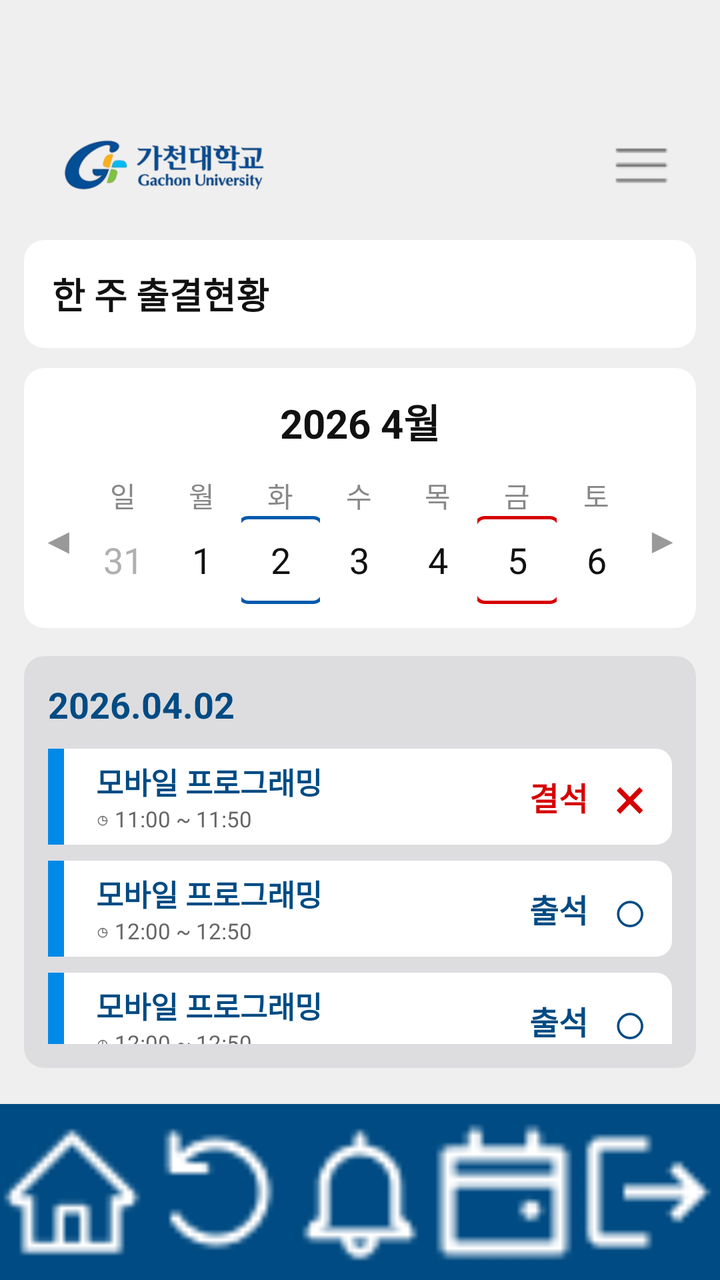
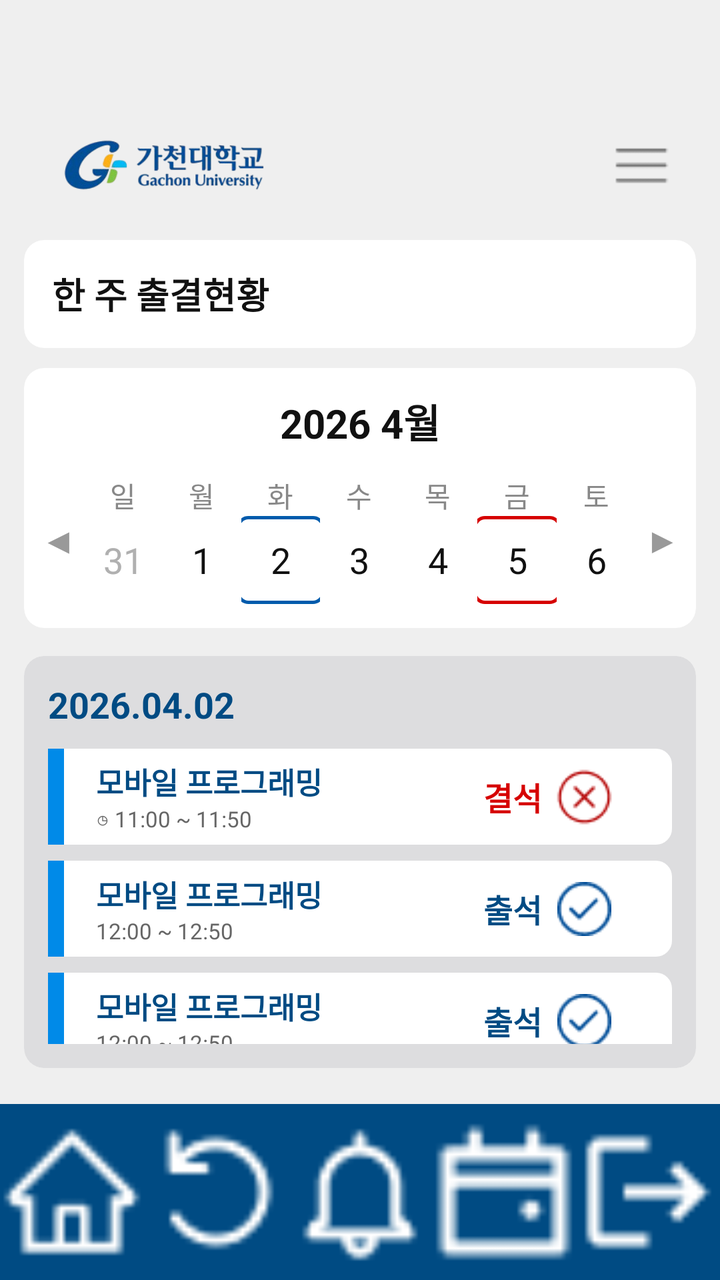

The first picture is an Android layout as it rendered before a commit; the second is the same layout after the commit. The layout source and the unified diff follow.
<!-- AndroidManifest.xml: application theme Theme.MyApplication -->
<!-- res/layout/week_1.xml -->
<?xml version="1.0" encoding="utf-8"?>
<LinearLayout xmlns:android="http://schemas.android.com/apk/res/android"
    xmlns:app="http://schemas.android.com/apk/res-auto"
    android:layout_width="match_parent"
    android:layout_height="match_parent"
    android:background="#EFEFEF"
    android:orientation="vertical">

    
    <LinearLayout
        android:layout_width="match_parent"
        android:layout_height="120dp"
        android:gravity="center_vertical"
        android:orientation="horizontal"
        android:paddingStart="20dp"
        android:paddingTop="45dp"
        android:paddingEnd="20dp">

        <ImageView
            android:id="@+id/ivLogo"
            android:layout_width="125dp"
            android:layout_height="45dp"
            android:scaleType="fitStart"
            android:src="@drawable/nulogo" />

        <View
            android:layout_width="0dp"
            android:layout_height="0dp"
            android:layout_weight="1" />

        <ImageButton
            android:id="@+id/btnMenu"
            android:layout_width="38dp"
            android:layout_height="38dp"
            android:background="@android:color/transparent"
            android:src="@drawable/menu"
            android:tint="#707070" />
    </LinearLayout>

    
    <androidx.cardview.widget.CardView
        android:layout_width="match_parent"
        android:layout_height="54dp"
        android:layout_marginStart="12dp"
        android:layout_marginEnd="12dp"
        android:layout_marginBottom="10dp"
        app:cardBackgroundColor="#FFFFFF"
        app:cardCornerRadius="10dp"
        app:cardElevation="0dp">

        <TextView
            android:id="@+id/tvPageTitle"
            android:layout_width="match_parent"
            android:layout_height="match_parent"
            android:gravity="center_vertical"
            android:paddingStart="14dp"
            android:text="한 주 출결현황"
            android:textColor="#111111"
            android:textSize="18sp"
            android:textStyle="bold" />
    </androidx.cardview.widget.CardView>

    
    <androidx.cardview.widget.CardView
        android:layout_width="match_parent"
        android:layout_height="130dp"
        android:layout_marginStart="12dp"
        android:layout_marginEnd="12dp"
        android:layout_marginBottom="14dp"
        app:cardBackgroundColor="#FFFFFF"
        app:cardCornerRadius="10dp"
        app:cardElevation="0dp">

        <LinearLayout
            android:layout_width="match_parent"
            android:layout_height="match_parent"
            android:orientation="vertical"
            android:paddingTop="12dp">

            <TextView
                android:id="@+id/tvMonth"
                android:layout_width="match_parent"
                android:layout_height="wrap_content"
                android:gravity="center"
                android:text="2026 4월"
                android:textColor="#111111"
                android:textSize="20sp"
                android:textStyle="bold" />

            <LinearLayout
                android:layout_width="match_parent"
                android:layout_height="0dp"
                android:layout_weight="1"
                android:gravity="center"
                android:orientation="horizontal"
                android:paddingStart="4dp"
                android:paddingEnd="4dp">

                <TextView
                    android:id="@+id/btnPrevWeek"
                    android:layout_width="26dp"
                    android:layout_height="match_parent"
                    android:gravity="center"
                    android:text="◀"
                    android:textColor="#999999"
                    android:textSize="18sp" />

                
                <LinearLayout
                    android:id="@+id/dateSun"
                    android:layout_width="0dp"
                    android:layout_height="80dp"
                    android:layout_weight="1"
                    android:background="@android:color/transparent"
                    android:gravity="center"
                    android:orientation="vertical">

                    <TextView
                        android:id="@+id/tvSunLabel"
                        android:layout_width="wrap_content"
                        android:layout_height="wrap_content"
                        android:text="일"
                        android:textColor="#888888"
                        android:textSize="14sp" />

                    <TextView
                        android:id="@+id/tvSunDate"
                        android:layout_width="44dp"
                        android:layout_height="44dp"
                        android:gravity="center"
                        android:text="31"
                        android:textColor="#B0B0B0"
                        android:textSize="18sp" />
                </LinearLayout>

                
                <LinearLayout
                    android:id="@+id/dateMon"
                    android:layout_width="0dp"
                    android:layout_height="80dp"
                    android:layout_weight="1"
                    android:gravity="center"
                    android:orientation="vertical">

                    <TextView
                        android:layout_width="wrap_content"
                        android:layout_height="wrap_content"
                        android:text="월"
                        android:textColor="#888888"
                        android:textSize="14sp" />

                    <TextView
                        android:id="@+id/tvMonDate"
                        android:layout_width="44dp"
                        android:layout_height="44dp"
                        android:gravity="center"
                        android:text="1"
                        android:textColor="#111111"
                        android:textSize="18sp" />
                </LinearLayout>

                
                <LinearLayout
                    android:id="@+id/dateTue"
                    android:layout_width="0dp"
                    android:layout_height="80dp"
                    android:layout_weight="1"
                    android:gravity="center"
                    android:orientation="vertical">

                    <TextView
                        android:layout_width="wrap_content"
                        android:layout_height="wrap_content"
                        android:text="화"
                        android:textColor="#888888"
                        android:textSize="14sp" />

                    <TextView
                        android:id="@+id/tvTueDate"
                        android:layout_width="44dp"
                        android:layout_height="44dp"
                        android:background="@drawable/bg_date_selected_blue"
                        android:gravity="center"
                        android:text="2"
                        android:textColor="#111111"
                        android:textSize="18sp" />
                </LinearLayout>

                
                <LinearLayout
                    android:id="@+id/dateWed"
                    android:layout_width="0dp"
                    android:layout_height="80dp"
                    android:layout_weight="1"
                    android:gravity="center"
                    android:orientation="vertical">

                    <TextView
                        android:layout_width="wrap_content"
                        android:layout_height="wrap_content"
                        android:text="수"
                        android:textColor="#888888"
                        android:textSize="14sp" />

                    <TextView
                        android:id="@+id/tvWedDate"
                        android:layout_width="44dp"
                        android:layout_height="44dp"
                        android:gravity="center"
                        android:text="3"
                        android:textColor="#111111"
                        android:textSize="18sp" />
                </LinearLayout>

                
                <LinearLayout
                    android:id="@+id/dateThu"
                    android:layout_width="0dp"
                    android:layout_height="80dp"
                    android:layout_weight="1"
                    android:gravity="center"
                    android:orientation="vertical">

                    <TextView
                        android:layout_width="wrap_content"
                        android:layout_height="wrap_content"
                        android:text="목"
                        android:textColor="#888888"
                        android:textSize="14sp" />

                    <TextView
                        android:id="@+id/tvThuDate"
                        android:layout_width="44dp"
                        android:layout_height="44dp"
                        android:gravity="center"
                        android:text="4"
                        android:textColor="#111111"
                        android:textSize="18sp" />
                </LinearLayout>

                
                <LinearLayout
                    android:id="@+id/dateFri"
                    android:layout_width="0dp"
                    android:layout_height="80dp"
                    android:layout_weight="1"
                    android:gravity="center"
                    android:orientation="vertical">

                    <TextView
                        android:layout_width="wrap_content"
                        android:layout_height="wrap_content"
                        android:text="금"
                        android:textColor="#888888"
                        android:textSize="14sp" />

                    <TextView
                        android:id="@+id/tvFriDate"
                        android:layout_width="44dp"
                        android:layout_height="44dp"
                        android:background="@drawable/bg_date_warning_red"
                        android:gravity="center"
                        android:text="5"
                        android:textColor="#111111"
                        android:textSize="18sp" />
                </LinearLayout>

                
                <LinearLayout
                    android:id="@+id/dateSat"
                    android:layout_width="0dp"
                    android:layout_height="80dp"
                    android:layout_weight="1"
                    android:gravity="center"
                    android:orientation="vertical">

                    <TextView
                        android:layout_width="wrap_content"
                        android:layout_height="wrap_content"
                        android:text="토"
                        android:textColor="#888888"
                        android:textSize="14sp" />

                    <TextView
                        android:id="@+id/tvSatDate"
                        android:layout_width="44dp"
                        android:layout_height="44dp"
                        android:gravity="center"
                        android:text="6"
                        android:textColor="#111111"
                        android:textSize="18sp" />
                </LinearLayout>

                <TextView
                    android:id="@+id/btnNextWeek"
                    android:layout_width="26dp"
                    android:layout_height="match_parent"
                    android:gravity="center"
                    android:text="▶"
                    android:textColor="#999999"
                    android:textSize="18sp" />

            </LinearLayout>
        </LinearLayout>
    </androidx.cardview.widget.CardView>

    
    <androidx.cardview.widget.CardView
        android:layout_width="match_parent"
        android:layout_height="0dp"
        android:layout_marginStart="12dp"
        android:layout_marginEnd="12dp"
        android:layout_marginBottom="18dp"
        android:layout_weight="1"
        app:cardBackgroundColor="#DDDDDF"
        app:cardCornerRadius="10dp"
        app:cardElevation="0dp">

        <LinearLayout
            android:layout_width="match_parent"
            android:layout_height="match_parent"
            android:orientation="vertical"
            android:padding="12dp">

            <TextView
                android:id="@+id/tvSelectedDate"
                android:layout_width="wrap_content"
                android:layout_height="wrap_content"
                android:layout_marginBottom="10dp"
                android:text="2026.04.02"
                android:textColor="#004B83"
                android:textSize="18sp"
                android:textStyle="bold" />

            
            <LinearLayout
                android:id="@+id/itemAttendance1"
                android:layout_width="match_parent"
                android:layout_height="48dp"
                android:layout_marginBottom="8dp"
                android:background="@drawable/bg_attendance_item"
                android:gravity="center_vertical"
                android:orientation="horizontal">

                <View
                    android:layout_width="8dp"
                    android:layout_height="match_parent"
                    android:background="#008AE8" />

                <LinearLayout
                    android:layout_width="0dp"
                    android:layout_height="match_parent"
                    android:layout_weight="1"
                    android:gravity="center_vertical"
                    android:orientation="vertical"
                    android:paddingStart="16dp">

                    <TextView
                        android:id="@+id/tvClassName1"
                        android:layout_width="wrap_content"
                        android:layout_height="wrap_content"
                        android:text="모바일 프로그래밍"
                        android:textColor="#004B83"
                        android:textSize="15sp"
                        android:textStyle="bold" />

                    <TextView
                        android:id="@+id/tvClassTime1"
                        android:layout_width="wrap_content"
                        android:layout_height="wrap_content"
                        android:text="◷ 11:00 ~ 11:50"
                        android:textColor="#666666"
                        android:textSize="11sp" />
                </LinearLayout>

                <TextView
                    android:id="@+id/tvStatus1"
                    android:layout_width="wrap_content"
                    android:layout_height="wrap_content"
                    android:text="결석"
                    android:textColor="#D60000"
                    android:textSize="16sp"
                    android:textStyle="bold" />

                <TextView
                    android:id="@+id/tvStatusIcon1"
                    android:layout_width="42dp"
                    android:layout_height="match_parent"
                    android:gravity="center"
                    android:text="×"
                    android:textColor="#D60000"
                    android:textSize="30sp" />
            </LinearLayout>

            
            <LinearLayout
                android:id="@+id/itemAttendance2"
                android:layout_width="match_parent"
                android:layout_height="48dp"
                android:layout_marginBottom="8dp"
                android:background="@drawable/bg_attendance_item"
                android:gravity="center_vertical"
                android:orientation="horizontal">

                <View
                    android:layout_width="8dp"
                    android:layout_height="match_parent"
                    android:background="#008AE8" />

                <LinearLayout
                    android:layout_width="0dp"
                    android:layout_height="match_parent"
                    android:layout_weight="1"
                    android:gravity="center_vertical"
                    android:orientation="vertical"
                    android:paddingStart="16dp">

                    <TextView
                        android:text="모바일 프로그래밍"
                        android:textColor="#004B83"
                        android:textSize="15sp"
                        android:textStyle="bold"
                        android:layout_width="wrap_content"
                        android:layout_height="wrap_content" />

                    <TextView
                        android:text="◷ 12:00 ~ 12:50"
                        android:textColor="#666666"
                        android:textSize="11sp"
                        android:layout_width="wrap_content"
                        android:layout_height="wrap_content" />
                </LinearLayout>

                <TextView
                    android:text="출석"
                    android:textColor="#004B83"
                    android:textSize="16sp"
                    android:textStyle="bold"
                    android:layout_width="wrap_content"
                    android:layout_height="wrap_content" />

                <TextView
                    android:layout_width="42dp"
                    android:layout_height="match_parent"
                    android:gravity="center"
                    android:text="○"
                    android:textColor="#004B83"
                    android:textSize="30sp" />
            </LinearLayout>

            
            <LinearLayout
                android:id="@+id/itemAttendance3"
                android:layout_width="match_parent"
                android:layout_height="48dp"
                android:layout_marginBottom="8dp"
                android:background="@drawable/bg_attendance_item"
                android:gravity="center_vertical"
                android:orientation="horizontal">

                <View
                    android:layout_width="8dp"
                    android:layout_height="match_parent"
                    android:background="#008AE8" />

                <LinearLayout
                    android:layout_width="0dp"
                    android:layout_height="match_parent"
                    android:layout_weight="1"
                    android:gravity="center_vertical"
                    android:orientation="vertical"
                    android:paddingStart="16dp">

                    <TextView
                        android:text="모바일 프로그래밍"
                        android:textColor="#004B83"
                        android:textSize="15sp"
                        android:textStyle="bold"
                        android:layout_width="wrap_content"
                        android:layout_height="wrap_content" />

                    <TextView
                        android:text="◷ 12:00 ~ 12:50"
                        android:textColor="#666666"
                        android:textSize="11sp"
                        android:layout_width="wrap_content"
                        android:layout_height="wrap_content" />
                </LinearLayout>

                <TextView
                    android:text="출석"
                    android:textColor="#004B83"
                    android:textSize="16sp"
                    android:textStyle="bold"
                    android:layout_width="wrap_content"
                    android:layout_height="wrap_content" />

                <TextView
                    android:layout_width="42dp"
                    android:layout_height="match_parent"
                    android:gravity="center"
                    android:text="○"
                    android:textColor="#004B83"
                    android:textSize="30sp" />
            </LinearLayout>

            
            <LinearLayout
                android:id="@+id/itemAttendance4"
                android:layout_width="match_parent"
                android:layout_height="48dp"
                android:layout_marginBottom="8dp"
                android:background="@drawable/bg_attendance_item"
                android:gravity="center_vertical"
                android:orientation="horizontal">

                <View
                    android:layout_width="8dp"
                    android:layout_height="match_parent"
                    android:background="#008AE8" />

                <LinearLayout
                    android:layout_width="0dp"
                    android:layout_height="match_parent"
                    android:layout_weight="1"
                    android:gravity="center_vertical"
                    android:orientation="vertical"
                    android:paddingStart="16dp">

                    <TextView
                        android:text="소프트웨어공학"
                        android:textColor="#004B83"
                        android:textSize="15sp"
                        android:textStyle="bold"
                        android:layout_width="wrap_content"
                        android:layout_height="wrap_content" />

                    <TextView
                        android:text="◷ 12:00 ~ 12:50"
                        android:textColor="#666666"
                        android:textSize="11sp"
                        android:layout_width="wrap_content"
                        android:layout_height="wrap_content" />
                </LinearLayout>

                <TextView
                    android:text="지각"
                    android:textColor="#9C00B8"
                    android:textSize="16sp"
                    android:textStyle="bold"
                    android:layout_width="wrap_content"
                    android:layout_height="wrap_content" />

                <TextView
                    android:layout_width="42dp"
                    android:layout_height="match_parent"
                    android:gravity="center"
                    android:text="!"
                    android:textColor="#9C00B8"
                    android:textSize="30sp"
                    android:textStyle="bold" />
            </LinearLayout>

            
            <LinearLayout
                android:id="@+id/itemAttendance5"
                android:layout_width="match_parent"
                android:layout_height="48dp"
                android:background="@drawable/bg_attendance_item"
                android:gravity="center_vertical"
                android:orientation="horizontal">

                <View
                    android:layout_width="8dp"
                    android:layout_height="match_parent"
                    android:background="#008AE8" />

                <LinearLayout
                    android:layout_width="0dp"
                    android:layout_height="match_parent"
                    android:layout_weight="1"
                    android:gravity="center_vertical"
                    android:orientation="vertical"
                    android:paddingStart="16dp">

                    <TextView
                        android:text="소프트웨어공학"
                        android:textColor="#004B83"
                        android:textSize="15sp"
                        android:textStyle="bold"
                        android:layout_width="wrap_content"
                        android:layout_height="wrap_content" />

                    <TextView
                        android:text="◷ 12:00 ~ 12:50"
                        android:textColor="#666666"
                        android:textSize="11sp"
                        android:layout_width="wrap_content"
                        android:layout_height="wrap_content" />
                </LinearLayout>

                <TextView
                    android:text="출석"
                    android:textColor="#004B83"
                    android:textSize="16sp"
                    android:textStyle="bold"
                    android:layout_width="wrap_content"
                    android:layout_height="wrap_content" />

                <TextView
                    android:layout_width="42dp"
                    android:layout_height="match_parent"
                    android:gravity="center"
                    android:text="○"
                    android:textColor="#004B83"
                    android:textSize="30sp" />
            </LinearLayout>

        </LinearLayout>
    </androidx.cardview.widget.CardView>

    
    <LinearLayout
        android:layout_width="match_parent"
        android:layout_height="88dp"
        android:background="#004B83"
        android:gravity="center"
        android:orientation="horizontal">

        <ImageButton
            android:id="@+id/btnBottomHome"
            android:layout_width="0dp"
            android:layout_height="match_parent"
            android:layout_weight="1"
            android:background="@android:color/transparent"
            android:src="@drawable/home"
            android:tint="#FFFFFF" />

        <ImageButton
            android:id="@+id/btnBottomRefresh"
            android:layout_width="0dp"
            android:layout_height="match_parent"
            android:layout_weight="1"
            android:background="@android:color/transparent"
            android:src="@drawable/retry"
            android:tint="#FFFFFF" />

        <ImageButton
            android:id="@+id/btnBottomNotice"
            android:layout_width="0dp"
            android:layout_height="match_parent"
            android:layout_weight="1"
            android:background="@android:color/transparent"
            android:src="@drawable/bell"
            android:tint="#FFFFFF" />

        <ImageButton
            android:id="@+id/btnBottomSchedule"
            android:layout_width="0dp"
            android:layout_height="match_parent"
            android:layout_weight="1"
            android:background="@android:color/transparent"
            android:src="@drawable/calendar"
            android:tint="#FFFFFF" />

        <ImageButton
            android:id="@+id/btnBottomLogout"
            android:layout_width="0dp"
            android:layout_height="match_parent"
            android:layout_weight="1"
            android:background="@android:color/transparent"
            android:src="@drawable/back"
            android:tint="#FFFFFF" />
    </LinearLayout>

</LinearLayout>
<!-- resources referenced by this layout -->
<resources>
  <!-- drawable back: png bitmap (drawable, 441 bytes) -->
  <!-- drawable bell: png bitmap (drawable, 592 bytes) -->
  <!-- drawable bg_attendance_item (drawable) -->
  <?xml version="1.0" encoding="utf-8"?>
  <shape xmlns:android="http://schemas.android.com/apk/res/android">
      <solid android:color="#FFFFFF" />
      <corners android:radius="8dp" />
  </shape>
  <!-- drawable bg_date_selected_blue (drawable) -->
  <?xml version="1.0" encoding="utf-8"?>
      <shape xmlns:android="http://schemas.android.com/apk/res/android">
          <solid android:color="@android:color/transparent" />
          <stroke
              android:width="1.5dp"
              android:color="#005BAC" />
          <corners android:radius="5dp" />
      </shape>
  <!-- drawable bg_date_warning_red (drawable) -->
  <?xml version="1.0" encoding="utf-8"?>
  <shape xmlns:android="http://schemas.android.com/apk/res/android">
      <solid android:color="@android:color/transparent" />
      <stroke
          android:width="1.5dp"
          android:color="#D60000" />
      <corners android:radius="5dp" />
  </shape>
  <!-- drawable calendar: png bitmap (drawable, 493 bytes) -->
  <!-- drawable home: png bitmap (drawable, 518 bytes) -->
  <!-- drawable menu: png bitmap (drawable, 304 bytes) -->
  <!-- drawable nulogo: png bitmap (drawable, 24434 bytes) -->
  <!-- drawable retry: png bitmap (drawable, 652 bytes) -->
  <style name="Theme.MyApplication" parent="android:Theme.Material.Light.NoActionBar" />
</resources>

<!-- the commit's change to res/layout/week_1.xml (unified diff, before → after) -->
@@ -105,7 +105,6 @@
                     android:textColor="#999999"
                     android:textSize="18sp" />
 
-                
                 <LinearLayout
                     android:id="@+id/dateSun"
                     android:layout_width="0dp"
@@ -133,7 +132,6 @@
                         android:textSize="18sp" />
                 </LinearLayout>
 
-                
                 <LinearLayout
                     android:id="@+id/dateMon"
                     android:layout_width="0dp"
@@ -159,7 +157,6 @@
                         android:textSize="18sp" />
                 </LinearLayout>
 
-                
                 <LinearLayout
                     android:id="@+id/dateTue"
                     android:layout_width="0dp"
@@ -186,7 +183,6 @@
                         android:textSize="18sp" />
                 </LinearLayout>
 
-                
                 <LinearLayout
                     android:id="@+id/dateWed"
                     android:layout_width="0dp"
@@ -212,7 +208,6 @@
                         android:textSize="18sp" />
                 </LinearLayout>
 
-                
                 <LinearLayout
                     android:id="@+id/dateThu"
                     android:layout_width="0dp"
@@ -238,7 +233,6 @@
                         android:textSize="18sp" />
                 </LinearLayout>
 
-                
                 <LinearLayout
                     android:id="@+id/dateFri"
                     android:layout_width="0dp"
@@ -265,7 +259,6 @@
                         android:textSize="18sp" />
                 </LinearLayout>
 
-                
                 <LinearLayout
                     android:id="@+id/dateSat"
                     android:layout_width="0dp"
@@ -340,7 +333,8 @@
                 android:layout_marginBottom="8dp"
                 android:background="@drawable/bg_attendance_item"
                 android:gravity="center_vertical"
-                android:orientation="horizontal">
+                android:orientation="horizontal"
+                android:paddingEnd="23dp">
 
                 <View
                     android:layout_width="8dp"
@@ -382,14 +376,13 @@
                     android:textSize="16sp"
                     android:textStyle="bold" />
 
-                <TextView
-                    android:id="@+id/tvStatusIcon1"
+                <ImageView
+                    android:id="@+id/ivStatusIcon1"
                     android:layout_width="42dp"
                     android:layout_height="match_parent"
-                    android:gravity="center"
-                    android:text="×"
-                    android:textColor="#D60000"
-                    android:textSize="30sp" />
+                    android:scaleType="centerInside"
+                    android:src="@drawable/absentweek"
+                    android:contentDescription="결석 아이콘" />
             </LinearLayout>
 
             
@@ -400,7 +393,8 @@
                 android:layout_marginBottom="8dp"
                 android:background="@drawable/bg_attendance_item"
                 android:gravity="center_vertical"
-                android:orientation="horizontal">
+                android:orientation="horizontal"
+                android:paddingEnd="23dp">
 
                 <View
                     android:layout_width="8dp"
@@ -424,7 +418,7 @@
                         android:layout_height="wrap_content" />
 
                     <TextView
-                        android:text="◷ 12:00 ~ 12:50"
+                        android:text="12:00 ~ 12:50"
                         android:textColor="#666666"
                         android:textSize="11sp"
                         android:layout_width="wrap_content"
@@ -439,13 +433,13 @@
                     android:layout_width="wrap_content"
                     android:layout_height="wrap_content" />
 
-                <TextView
+                <ImageView
+                    android:id="@+id/ivStatusIcon2"
                     android:layout_width="42dp"
                     android:layout_height="match_parent"
-                    android:gravity="center"
-                    android:text="○"
-                    android:textColor="#004B83"
-                    android:textSize="30sp" />
+                    android:scaleType="centerInside"
+                    android:src="@drawable/attendanceweek"
+                    android:contentDescription="출석 아이콘" />
             </LinearLayout>
 
             
@@ -456,7 +450,8 @@
                 android:layout_marginBottom="8dp"
                 android:background="@drawable/bg_attendance_item"
                 android:gravity="center_vertical"
-                android:orientation="horizontal">
+                android:orientation="horizontal"
+                android:paddingEnd="23dp">
 
                 <View
                     android:layout_width="8dp"
@@ -480,7 +475,7 @@
                         android:layout_height="wrap_content" />
 
                     <TextView
-                        android:text="◷ 12:00 ~ 12:50"
+                        android:text="12:00 ~ 12:50"
                         android:textColor="#666666"
                         android:textSize="11sp"
                         android:layout_width="wrap_content"
@@ -495,13 +490,13 @@
                     android:layout_width="wrap_content"
                     android:layout_height="wrap_content" />
 
-                <TextView
+                <ImageView
+                    android:id="@+id/ivStatusIcon3"
                     android:layout_width="42dp"
                     android:layout_height="match_parent"
-                    android:gravity="center"
-                    android:text="○"
-                    android:textColor="#004B83"
-                    android:textSize="30sp" />
+                    android:scaleType="centerInside"
+                    android:src="@drawable/attendanceweek"
+                    android:contentDescription="출석 아이콘" />
             </LinearLayout>
 
             
@@ -512,7 +507,8 @@
                 android:layout_marginBottom="8dp"
                 android:background="@drawable/bg_attendance_item"
                 android:gravity="center_vertical"
-                android:orientation="horizontal">
+                android:orientation="horizontal"
+                android:paddingEnd="23dp">
 
                 <View
                     android:layout_width="8dp"
@@ -535,8 +531,9 @@
                         android:layout_width="wrap_content"
                         android:layout_height="wrap_content" />
 
-                    <TextView
-                        android:text="◷ 12:00 ~ 12:50"
+
+                    <TextView
+                        android:text="12:00 ~ 12:50"
                         android:textColor="#666666"
                         android:textSize="11sp"
                         android:layout_width="wrap_content"
@@ -551,14 +548,13 @@
                     android:layout_width="wrap_content"
                     android:layout_height="wrap_content" />
 
-                <TextView
+                <ImageView
+                    android:id="@+id/ivStatusIcon4"
                     android:layout_width="42dp"
                     android:layout_height="match_parent"
-                    android:gravity="center"
-                    android:text="!"
-                    android:textColor="#9C00B8"
-                    android:textSize="30sp"
-                    android:textStyle="bold" />
+                    android:scaleType="centerInside"
+                    android:src="@drawable/lateweek"
+                    android:contentDescription="지각 아이콘" />
             </LinearLayout>
 
             
@@ -568,7 +564,8 @@
                 android:layout_height="48dp"
                 android:background="@drawable/bg_attendance_item"
                 android:gravity="center_vertical"
-                android:orientation="horizontal">
+                android:orientation="horizontal"
+                android:paddingEnd="23dp">
 
                 <View
                     android:layout_width="8dp"
@@ -592,7 +589,7 @@
                         android:layout_height="wrap_content" />
 
                     <TextView
-                        android:text="◷ 12:00 ~ 12:50"
+                        android:text="12:00 ~ 12:50"
                         android:textColor="#666666"
                         android:textSize="11sp"
                         android:layout_width="wrap_content"
@@ -607,13 +604,13 @@
                     android:layout_width="wrap_content"
                     android:layout_height="wrap_content" />
 
-                <TextView
+                <ImageView
+                    android:id="@+id/ivStatusIcon5"
                     android:layout_width="42dp"
                     android:layout_height="match_parent"
-                    android:gravity="center"
-                    android:text="○"
-                    android:textColor="#004B83"
-                    android:textSize="30sp" />
+                    android:scaleType="centerInside"
+                    android:src="@drawable/attendanceweek"
+                    android:contentDescription="출석 아이콘" />
             </LinearLayout>
 
         </LinearLayout>
<!-- resource entries referenced after the edit -->
@@ -1,5 +1,7 @@
 <!-- resources referenced by this layout -->
 <resources>
+  <!-- drawable absentweek: png bitmap (drawable, 747 bytes) -->
+  <!-- drawable attendanceweek: png bitmap (drawable, 906 bytes) -->
   <!-- drawable back: png bitmap (drawable, 441 bytes) -->
   <!-- drawable bell: png bitmap (drawable, 592 bytes) -->
   <!-- drawable bg_attendance_item (drawable) -->
@@ -28,6 +30,7 @@
   </shape>
   <!-- drawable calendar: png bitmap (drawable, 493 bytes) -->
   <!-- drawable home: png bitmap (drawable, 518 bytes) -->
+  <!-- drawable lateweek: png bitmap (drawable, 825 bytes) -->
   <!-- drawable menu: png bitmap (drawable, 304 bytes) -->
   <!-- drawable nulogo: png bitmap (drawable, 24434 bytes) -->
   <!-- drawable retry: png bitmap (drawable, 652 bytes) -->
